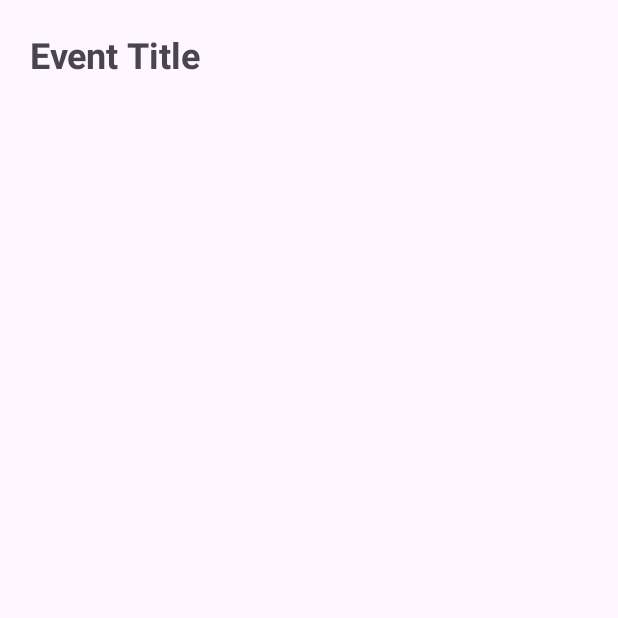
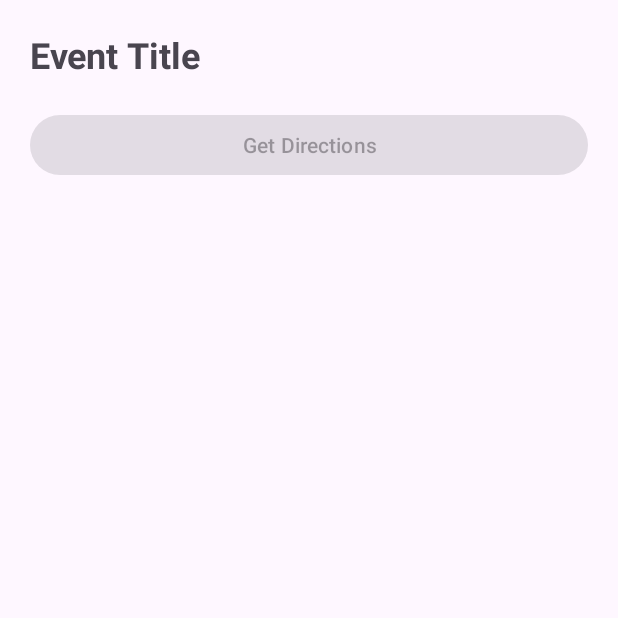
Before and after one commit to Mateusz-gif/LibertiesHub, an Android app: the DetailsActivity screen opened directly, with no data from a screen before it, on a phone screen of 412 x 824 dp, the top half of it. Run offline under Robolectric (Android 15) with nearby library versions, the phone set to English and light mode, and no system bars; our stand-ins replace Firebase (no records; nobody signed in at launch, a user with empty details on screens opened directly); 1 statement that could not run was skipped.

Commit message:
added Google maps directions

```diff
--- a/app/src/main/res/layout/activity_details.xml
+++ b/app/src/main/res/layout/activity_details.xml
@@ -18,6 +18,12 @@
             android:textStyle="bold"
             android:paddingBottom="20dp" />
 
+        <Button
+            android:id="@+id/directionsButton"
+            android:layout_width="match_parent"
+            android:layout_height="wrap_content"
+            android:text="Get Directions" />
+
         <TextView
             android:id="@+id/detailsTextView"
             android:layout_width="match_parent"
```
Also changed, not shown: app/src/main/java/com/example/libertieshub/DetailsActivity.java (+40 -1 lines).
